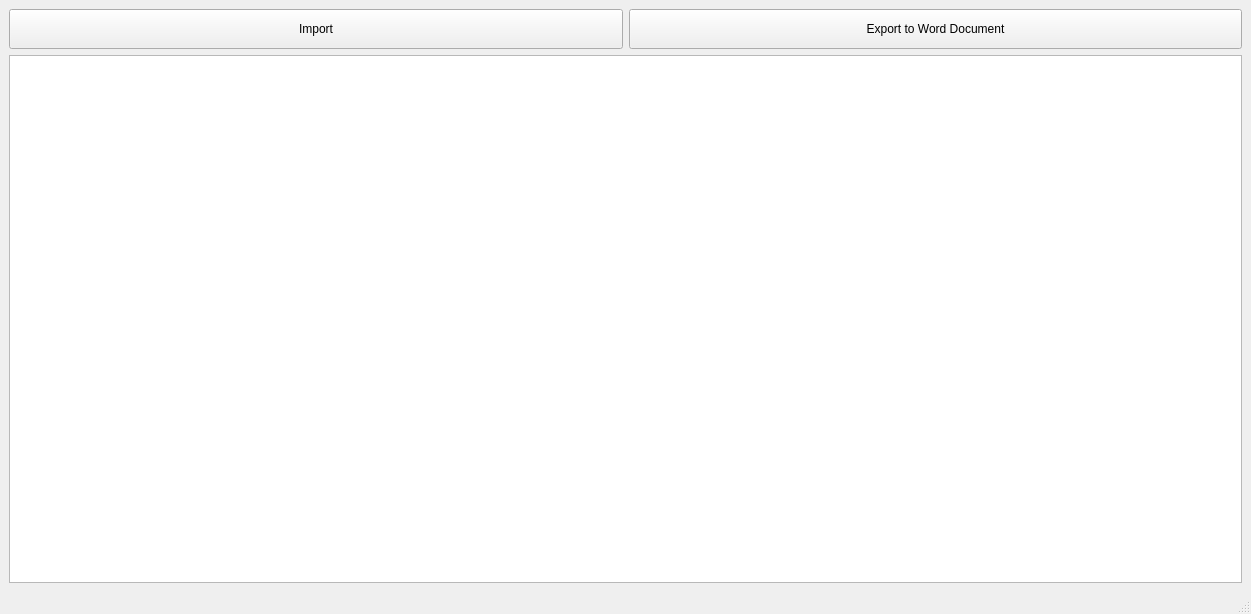
Qt form ui/form.ui (Rayrsn/excel-desktop) before a commit.
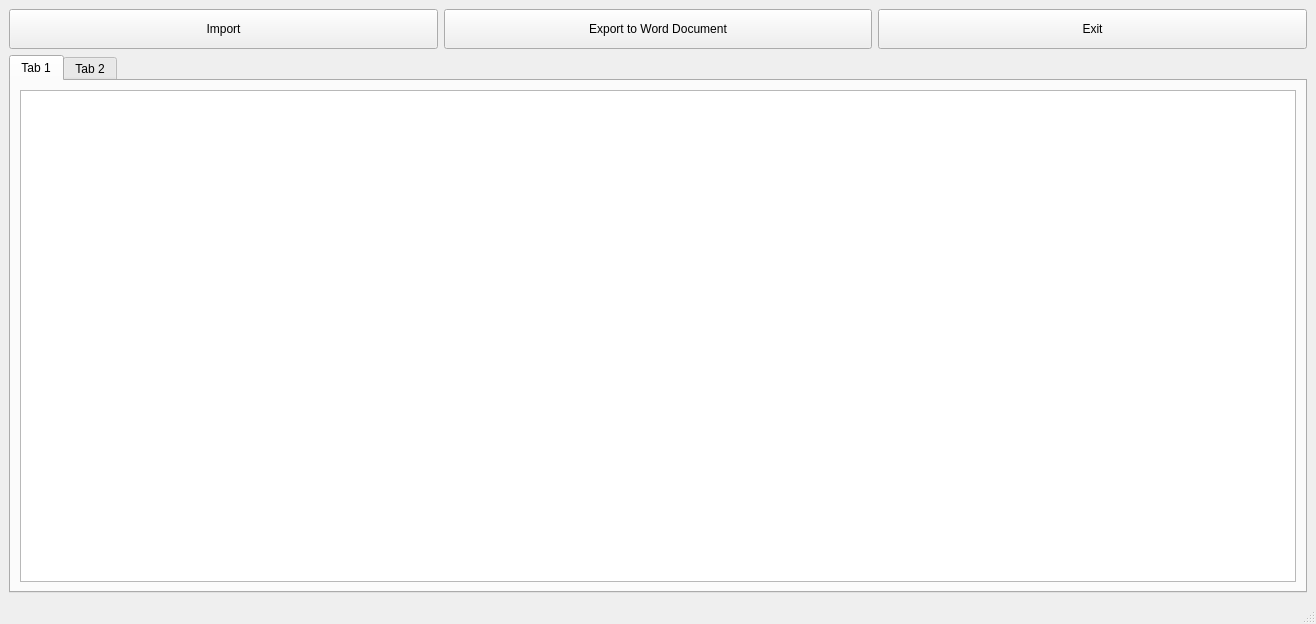
The same form after that commit.

Patch:
```diff
--- a/ui/form.ui
+++ b/ui/form.ui
@@ -6,8 +6,8 @@
    <rect>
     <x>0</x>
     <y>0</y>
-    <width>1251</width>
-    <height>614</height>
+    <width>1316</width>
+    <height>624</height>
    </rect>
   </property>
   <property name="sizePolicy">
@@ -52,10 +52,59 @@
         </property>
        </widget>
       </item>
+      <item>
+       <widget class="QPushButton" name="button2">
+        <property name="minimumSize">
+         <size>
+          <width>100</width>
+          <height>40</height>
+         </size>
+        </property>
+        <property name="text">
+         <string>Exit</string>
+        </property>
+       </widget>
+      </item>
      </layout>
     </item>
     <item>
-     <widget class="QTableWidget" name="tableWidget"/>
+     <widget class="QTabWidget" name="tabWidget">
+      <property name="currentIndex">
+       <number>0</number>
+      </property>
+      <widget class="QWidget" name="tab">
+       <property name="sizePolicy">
+        <sizepolicy hsizetype="Expanding" vsizetype="Expanding">
+         <horstretch>0</horstretch>
+         <verstretch>0</verstretch>
+        </sizepolicy>
+       </property>
+       <attribute name="title">
+        <string>Tab 1</string>
+       </attribute>
+       <layout class="QVBoxLayout" name="verticalLayout">
+        <item>
+         <layout class="QHBoxLayout" name="horizontalLayout">
+          <item>
+           <widget class="QTableWidget" name="tableWidget">
+            <property name="sizePolicy">
+             <sizepolicy hsizetype="Expanding" vsizetype="Expanding">
+              <horstretch>0</horstretch>
+              <verstretch>0</verstretch>
+             </sizepolicy>
+            </property>
+           </widget>
+          </item>
+         </layout>
+        </item>
+       </layout>
+      </widget>
+      <widget class="QWidget" name="tab_2">
+       <attribute name="title">
+        <string>Tab 2</string>
+       </attribute>
+      </widget>
+     </widget>
     </item>
    </layout>
   </widget>
```
Left out of the diff: 2 changed lines with no effect on the pictures.
